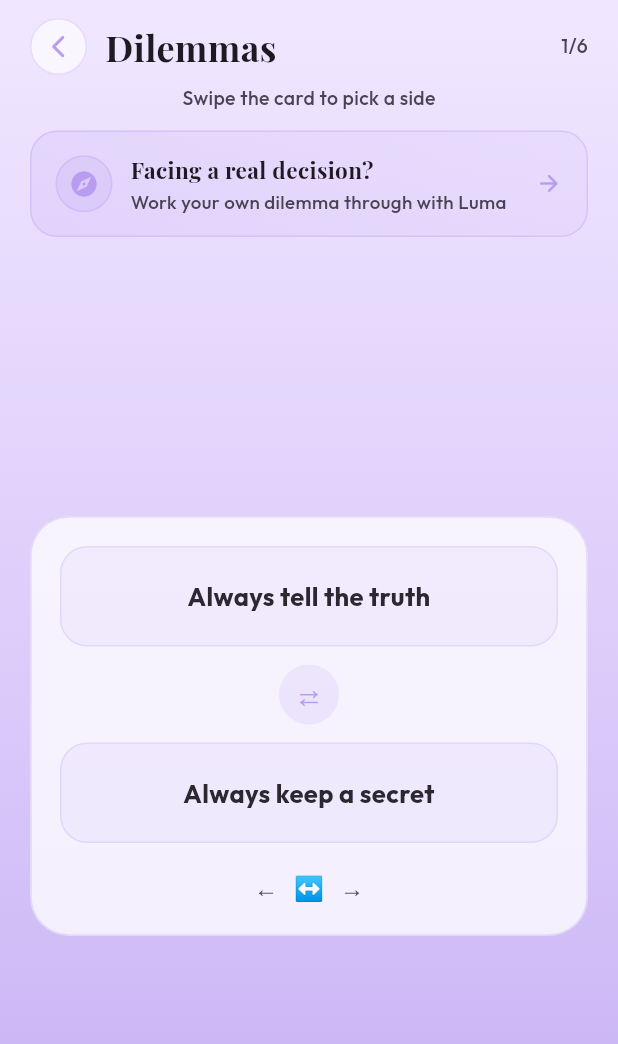
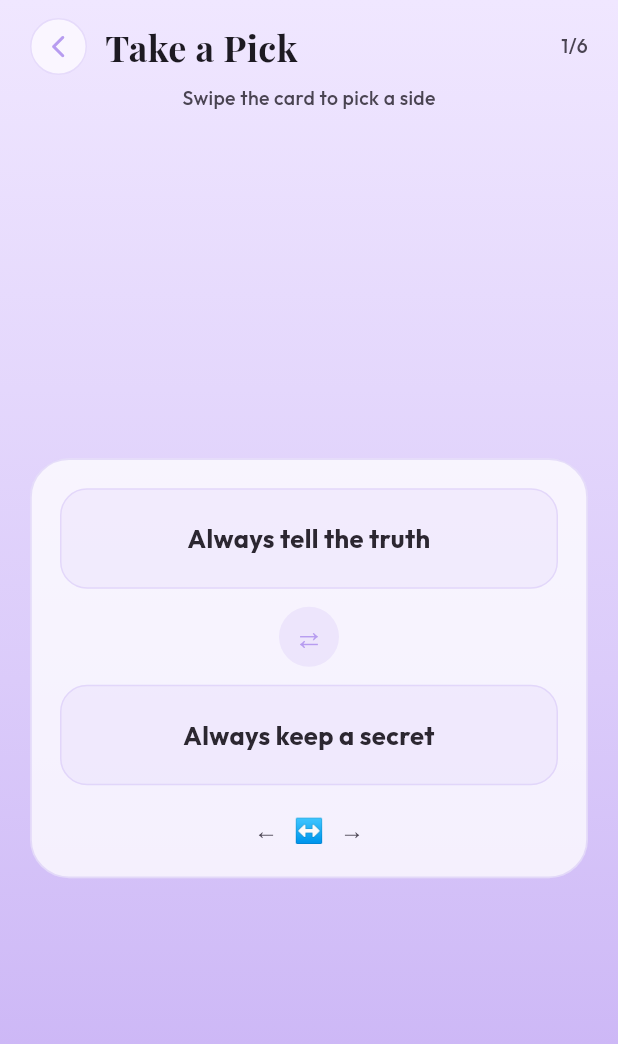
Before and after one commit to turkandursun/lumora, a Flutter app: the DilemmaSwipeScreen screen opened directly, on a phone screen of 412 x 824 dp. Shown: the top 1044 px of the screen. Run offline on Flutter 3.47's test engine with Material 3 defaults, Android fonts, the phone set to English and light mode, and no system bars; our stand-ins replace audioplayers, drift, drift_flutter, flutter_animate, flutter_local_notifications, flutter_riverpod and 15 more; accounts and stored records are empty; generated files the repository leaves out were written again; network calls fail.

Commit message:
bazı kutu isimlerinde  değişiklik yapıldı

```diff
--- a/lib/features/activities/presentation/screens/activities_screen.dart
+++ b/lib/features/activities/presentation/screens/activities_screen.dart
@@ -184,7 +184,7 @@ class _ActivitiesScreenState extends ConsumerState<ActivitiesScreen> {
                       onTap: () => Navigator.of(context).maybePop(),
                     ),
                     const SizedBox(width: 12),
-                    Text(isTr ? 'Etkinliklerim' : 'My activities',
+                    Text(isTr ? 'Anılarım' : 'My memories',
                         style:
                             AstraKit.heading1(context, isDark, fontSize: 22)),
                   ],
--- a/lib/features/ai_questions/presentation/screens/ai_questions_screen.dart
+++ b/lib/features/ai_questions/presentation/screens/ai_questions_screen.dart
@@ -176,7 +176,7 @@ class _AiQuestionsScreenState extends ConsumerState<AiQuestionsScreen> {
                       onTap: () => Navigator.of(context).maybePop(),
                     ),
                     const SizedBox(width: 12),
-                    Text(isTr ? 'AI Soruları' : 'AI Questions',
+                    Text(isTr ? 'Sana Sorular' : 'Questions for You',
                         style:
                             AstraKit.heading1(context, isDark, fontSize: 22)),
                   ],
--- a/lib/features/community/presentation/screens/community_screen.dart
+++ b/lib/features/community/presentation/screens/community_screen.dart
@@ -53,7 +53,10 @@ class CommunityScreen extends ConsumerWidget {
                         onTap: () => Navigator.of(context).maybePop(),
                       ),
                       const SizedBox(width: 12),
-                      Text(l10n.communityTitle,
+                      Text(
+                          Localizations.localeOf(context).languageCode == 'tr'
+                              ? 'Güvenli Alan'
+                              : 'Safe Space',
                           style:
                               AstraKit.heading1(context, isDark, fontSize: 24)),
                     ],
--- a/lib/features/dilemma/presentation/screens/dilemma_swipe_screen.dart
+++ b/lib/features/dilemma/presentation/screens/dilemma_swipe_screen.dart
@@ -7,7 +7,6 @@ import '../../../../theme/astra_screen_kit.dart';
 import '../../../community/presentation/providers/community_providers.dart';
 import '../../data/dilemma_repository.dart';
 import '../../domain/dilemma_bank.dart';
-import 'dilemma_coach_screen.dart';
 
 /// Tinder-style dilemma cards: swipe left/right to pick a side, see how real
 /// app users split, and at the end get a summary you can share to the Safe
@@ -175,7 +174,10 @@ class _DilemmaSwipeScreenState extends ConsumerState<DilemmaSwipeScreen> {
                       onTap: () => Navigator.of(context).maybePop(),
                     ),
                     const SizedBox(width: 12),
-                    Text(l10n.dilemmaTitle,
+                    Text(
+                        Localizations.localeOf(context).languageCode == 'tr'
+                            ? 'Seç Bakalım'
+                            : 'Take a Pick',
                         style:
                             AstraKit.heading1(context, isDark, fontSize: 24)),
                     const Spacer(),
@@ -190,8 +192,6 @@ class _DilemmaSwipeScreenState extends ConsumerState<DilemmaSwipeScreen> {
                   Text(l10n.dilemmaSubtitle,
                       style: AstraKit.mutedText(context, isDark, fontSize: 13)),
                 const SizedBox(height: 12),
-                _CoachEntryBanner(isDark: isDark, primary: primary),
-                const SizedBox(height: 6),
                 Expanded(
                   child: done
                       ? _SummaryView(
@@ -228,74 +228,6 @@ class _DilemmaSwipeScreenState extends ConsumerState<DilemmaSwipeScreen> {
               ],
             ),
           ),
-        ),
-      ),
-    );
-  }
-}
-
-/// A premium invitation into the deep "Kendi İkilemin" (Your Own Dilemma)
-/// guided decision flow, sitting above the light social deck.
-class _CoachEntryBanner extends StatelessWidget {
-  const _CoachEntryBanner({required this.isDark, required this.primary});
-
-  final bool isDark;
-  final Color primary;
-
-  @override
-  Widget build(BuildContext context) {
-    final tr = Localizations.localeOf(context).languageCode == 'tr';
-    return BouncyTap(
-      onTap: () => Navigator.of(context).push(
-        MaterialPageRoute(builder: (_) => const DilemmaCoachScreen()),
-      ),
-      child: Container(
-        padding: const EdgeInsets.symmetric(horizontal: 16, vertical: 14),
-        decoration: BoxDecoration(
-          gradient: LinearGradient(
-            colors: [
-              primary.withValues(alpha: isDark ? 0.22 : 0.16),
-              primary.withValues(alpha: isDark ? 0.10 : 0.07),
-            ],
-          ),
-          borderRadius: BorderRadius.circular(18),
-          border: Border.all(color: primary.withValues(alpha: 0.34)),
-        ),
-        child: Row(
-          children: [
-            Container(
-              width: 38,
-              height: 38,
-              alignment: Alignment.center,
-              decoration: BoxDecoration(
-                shape: BoxShape.circle,
-                color: primary.withValues(alpha: 0.18),
-                border: Border.all(color: primary.withValues(alpha: 0.3)),
-              ),
-              child: Icon(Icons.explore_rounded, size: 20, color: primary),
-            ),
-            const SizedBox(width: 12),
-            Expanded(
-              child: Column(
-                crossAxisAlignment: CrossAxisAlignment.start,
-                children: [
-                  Text(
-                      tr
-                          ? 'Gerçek bir kararın mı var?'
-                          : 'Facing a real decision?',
-                      style: AstraKit.heading2(context, isDark, fontSize: 15)),
-                  const SizedBox(height: 2),
-                  Text(
-                    tr
-                        ? 'Kendi ikilemini Luma’yla adım adım çöz'
-                        : 'Work your own dilemma through with Luma',
-                    style: AstraKit.mutedText(context, isDark, fontSize: 12.5),
-                  ),
-                ],
-              ),
-            ),
-            Icon(Icons.arrow_forward_rounded, size: 18, color: primary),
-          ],
         ),
       ),
     );
--- a/lib/features/journal/presentation/widgets/home_feature_grid.dart
+++ b/lib/features/journal/presentation/widgets/home_feature_grid.dart
@@ -51,7 +51,8 @@ List<HomeFeatureItem> homeFeatureItems(
     ),
     HomeFeatureItem(
       title: isTr ? 'Anılarım' : 'My memories',
-      description: isTr ? 'Küçük anları sakla' : 'Keep little moments',
+      description:
+          isTr ? 'Fotoğraflarla anlarını sakla' : 'Keep moments with photos',
       primaryIcon: Icons.photo_camera_back_rounded,
       accentIcon: Icons.groups_rounded,
       screenBuilder: (_) => const ActivitiesScreen(),
```
